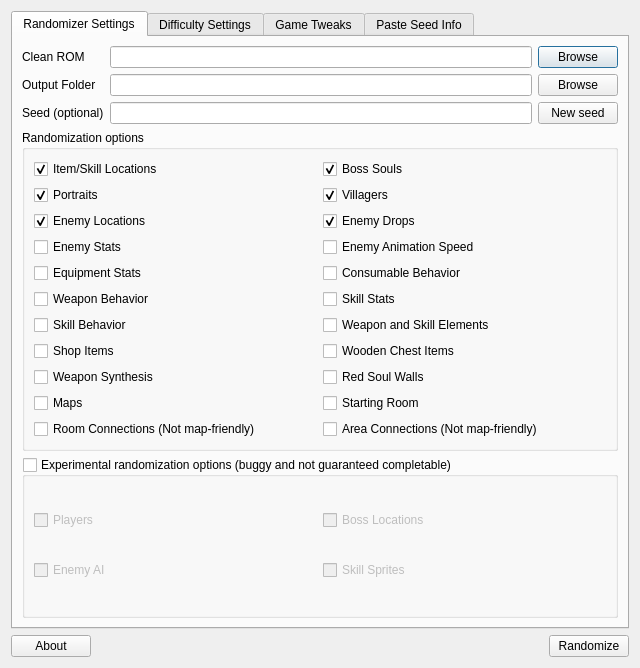
First picture: the form in randomizer.ui, repository LagoLunatic/dsvrandom, before the edit.
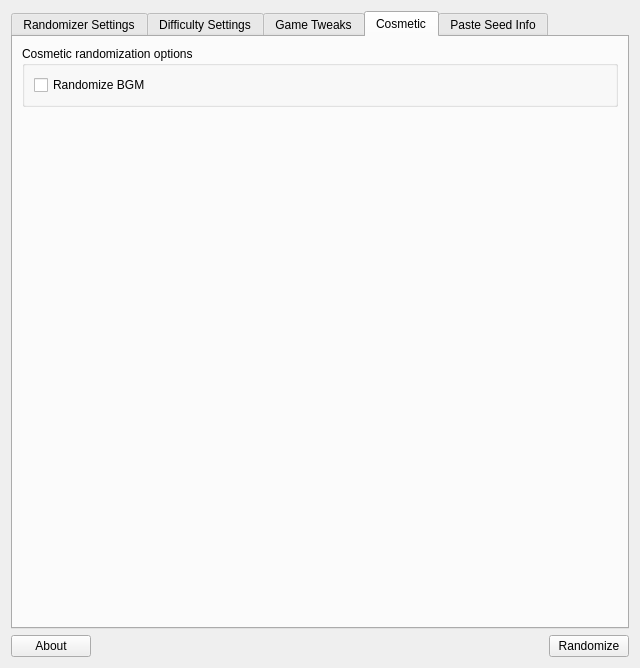
Second picture: the form after the edit. The open tabs and pages were chosen to show the change. Icons and pictures are not drawn.

Commit message: Added BGM randomizer

The edit to the form file:
```diff
--- a/randomizer.ui
+++ b/randomizer.ui
@@ -864,6 +864,46 @@
       <zorder>groupBox_2</zorder>
       <zorder>groupBox_4</zorder>
      </widget>
+     <widget class="QWidget" name="tab_5">
+      <attribute name="title">
+       <string>Cosmetic</string>
+      </attribute>
+      <layout class="QVBoxLayout" name="verticalLayout_8">
+       <item>
+        <widget class="QGroupBox" name="groupBox_5">
+         <property name="title">
+          <string>Cosmetic randomization options</string>
+         </property>
+         <layout class="QVBoxLayout" name="verticalLayout_9">
+          <item>
+           <layout class="QHBoxLayout" name="horizontalLayout_19">
+            <item>
+             <widget class="QCheckBox" name="randomize_bgm">
+              <property name="text">
+               <string>Randomize BGM</string>
+              </property>
+             </widget>
+            </item>
+           </layout>
+          </item>
+         </layout>
+        </widget>
+       </item>
+       <item>
+        <spacer name="verticalSpacer">
+         <property name="orientation">
+          <enum>Qt::Vertical</enum>
+         </property>
+         <property name="sizeHint" stdset="0">
+          <size>
+           <width>20</width>
+           <height>40</height>
+          </size>
+         </property>
+        </spacer>
+       </item>
+      </layout>
+     </widget>
      <widget class="QWidget" name="tab_4">
       <attribute name="title">
        <string>Paste Seed Info</string>
```
Left out of the diff: 4 changed lines with no effect on the pictures. The commit also changes 3 other files.
